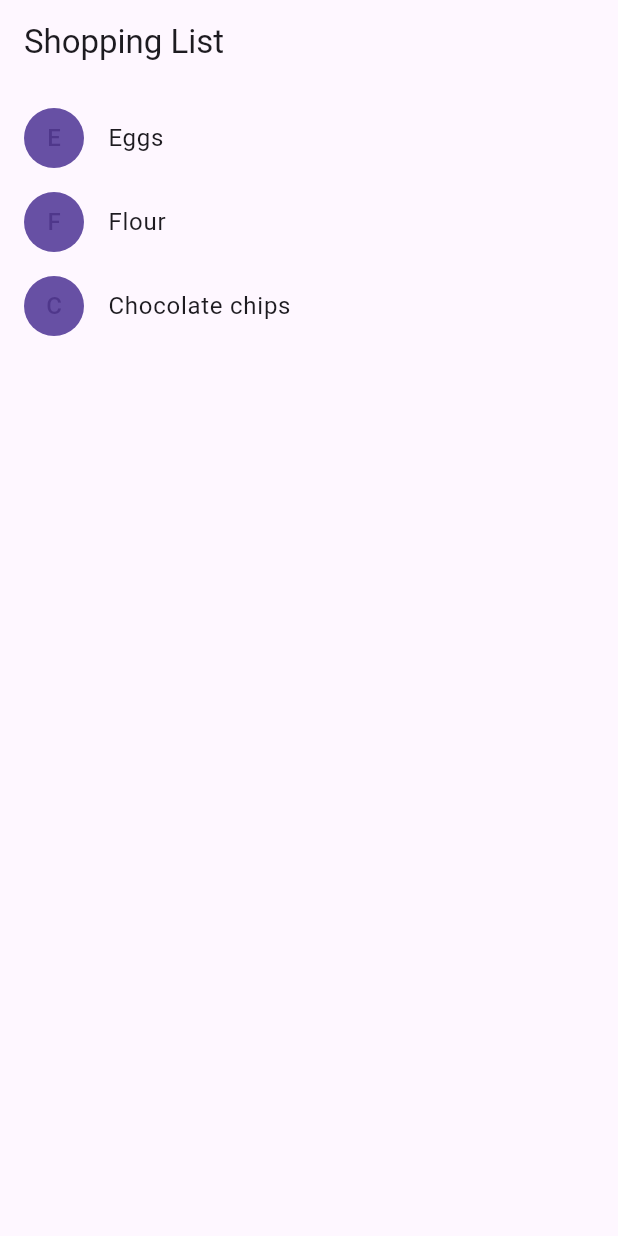
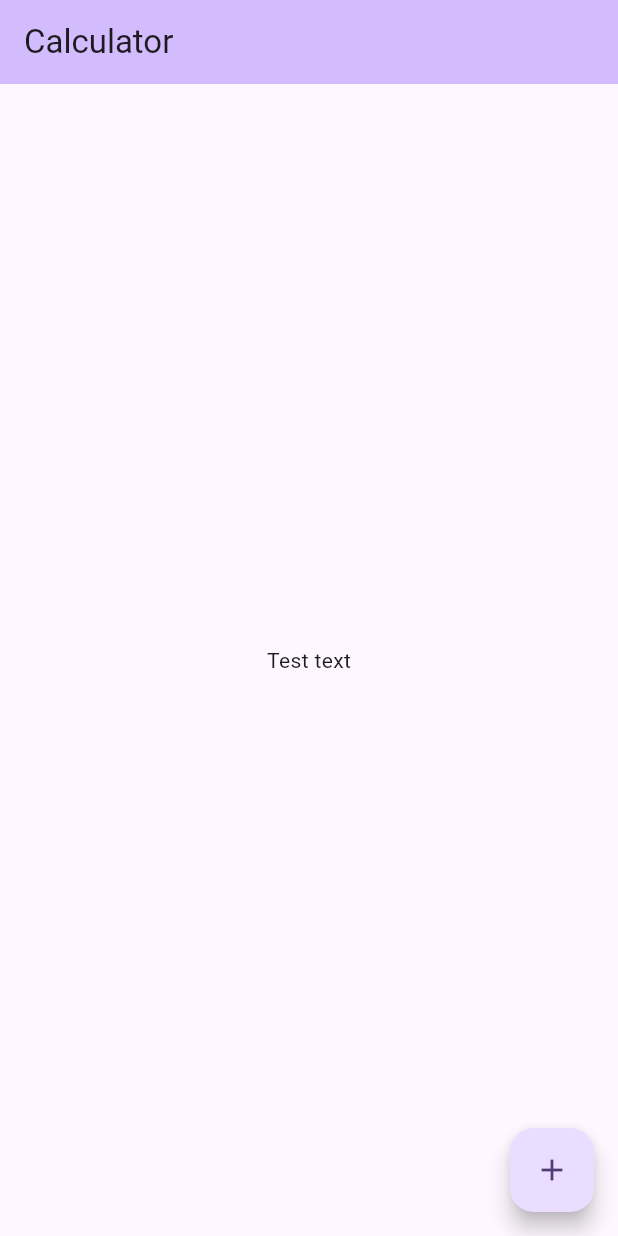
Before and after one commit to derekthecool/flutter_basics, a Flutter app: the screen it shows after launch, on a phone screen of 412 x 824 dp. Run offline on Flutter 3.47's test engine with Material 3 defaults, Android fonts, the phone set to English and light mode, and no system bars.

Commit message:
Add better starting point to start building a basic calculator

```diff
--- a/lib/main.dart
+++ b/lib/main.dart
@@ -1,93 +1,40 @@
 import 'package:flutter/material.dart';
 
-class Product {
-  const Product({required this.name});
-
-  final String name;
+void main() {
+  runApp(const MyApp());
 }
 
-typedef CartChangedCallback = Function(Product product, bool inCart);
-
-class ShoppingListItem extends StatelessWidget {
-  ShoppingListItem({
-    required this.product,
-    required this.inCart,
-    required this.onCartChanged,
-  }) : super(key: ObjectKey(product));
-
-  final Product product;
-  final bool inCart;
-  final CartChangedCallback onCartChanged;
-
-  Color _getColor(BuildContext context) {
-    // The theme depends on the BuildContext because different
-    // parts of the tree can have different themes.
-    // The BuildContext indicates where the build is
-    // taking place and therefore which theme to use.
-
-    return inCart //
-        ? Colors.black54
-        : Theme.of(context).primaryColor;
-  }
-
-  TextStyle? _getTextStyle(BuildContext context) {
-    if (!inCart) return null;
-
-    return const TextStyle(
-      color: Colors.black54,
-      decoration: TextDecoration.lineThrough,
-    );
-  }
+class MyApp extends StatelessWidget {
+  const MyApp({super.key});
 
   @override
   Widget build(BuildContext context) {
-    return ListTile(
-      onTap: () {
-        onCartChanged(product, inCart);
-      },
-      leading: CircleAvatar(
-        backgroundColor: _getColor(context),
-        child: Text(product.name[0]),
+    return MaterialApp(
+      title: 'Flutter Demo',
+      theme: ThemeData(
+        colorScheme: ColorScheme.fromSeed(seedColor: Colors.deepPurple),
+        useMaterial3: true,
       ),
-      title: Text(
-        product.name,
-        style: _getTextStyle(context),
-      ),
+      home: const MyHomePage(title: 'Flutter Demo Home Page'),
     );
   }
 }
 
-class ShoppingList extends StatefulWidget {
-  const ShoppingList({required this.products, super.key});
+class MyHomePage extends StatefulWidget {
+  const MyHomePage({super.key, required this.title});
 
-  final List<Product> products;
-
-  // The framework calls createState the first time
-  // a widget appears at a given location in the tree.
-  // If the parent rebuilds and uses the same type of
-  // widget (with the same key), the framework re-uses
-  // the State object instead of creating a new State object.
+  final String title;
 
   @override
-  State<ShoppingList> createState() => _ShoppingListState();
+  State<MyHomePage> createState() => _MyHomePageState();
 }
 
-class _ShoppingListState extends State<ShoppingList> {
-  final _shoppingCart = <Product>{};
+class _MyHomePageState extends State<MyHomePage> {
+  int _counter = 0;
 
-  void _handleCartChanged(Product product, bool inCart) {
+  void _incrementCounter() {
     setState(() {
-      // When a user changes what's in the cart, you need
-      // to change _shoppingCart inside a setState call to
-      // trigger a rebuild.
-      // The framework then calls build, below,
-      // which updates the visual appearance of the app.
-
-      if (!inCart) {
-        _shoppingCart.add(product);
-      } else {
-        _shoppingCart.remove(product);
-      }
+      _counter++;
     });
   }
 
@@ -95,31 +42,23 @@ class _ShoppingListState extends State<ShoppingList> {
   Widget build(BuildContext context) {
     return Scaffold(
       appBar: AppBar(
-        title: const Text('Shopping List'),
+        backgroundColor: Theme.of(context).colorScheme.inversePrimary,
+        title: Text('Calculator'),
       ),
-      body: ListView(
-        padding: const EdgeInsets.symmetric(vertical: 8),
-        children: widget.products.map((product) {
-          return ShoppingListItem(
-            product: product,
-            inCart: _shoppingCart.contains(product),
-            onCartChanged: _handleCartChanged,
-          );
-        }).toList(),
+      body: Center(
+        child: Column(
+          mainAxisAlignment: MainAxisAlignment.center,
+          children: <Widget>[
+            Text("Test text"),
+          ],
+        ),
+      ),
+      floatingActionButton: FloatingActionButton(
+        onPressed: () {},
+        tooltip: 'Increment',
+        child: const Icon(Icons.add),
       ),
     );
+    ;
   }
 }
-
-void main() {
-  runApp(const MaterialApp(
-    title: 'Shopping App',
-    home: ShoppingList(
-      products: [
-        Product(name: 'Eggs'),
-        Product(name: 'Flour'),
-        Product(name: 'Chocolate chips'),
-      ],
-    ),
-  ));
-}
```
